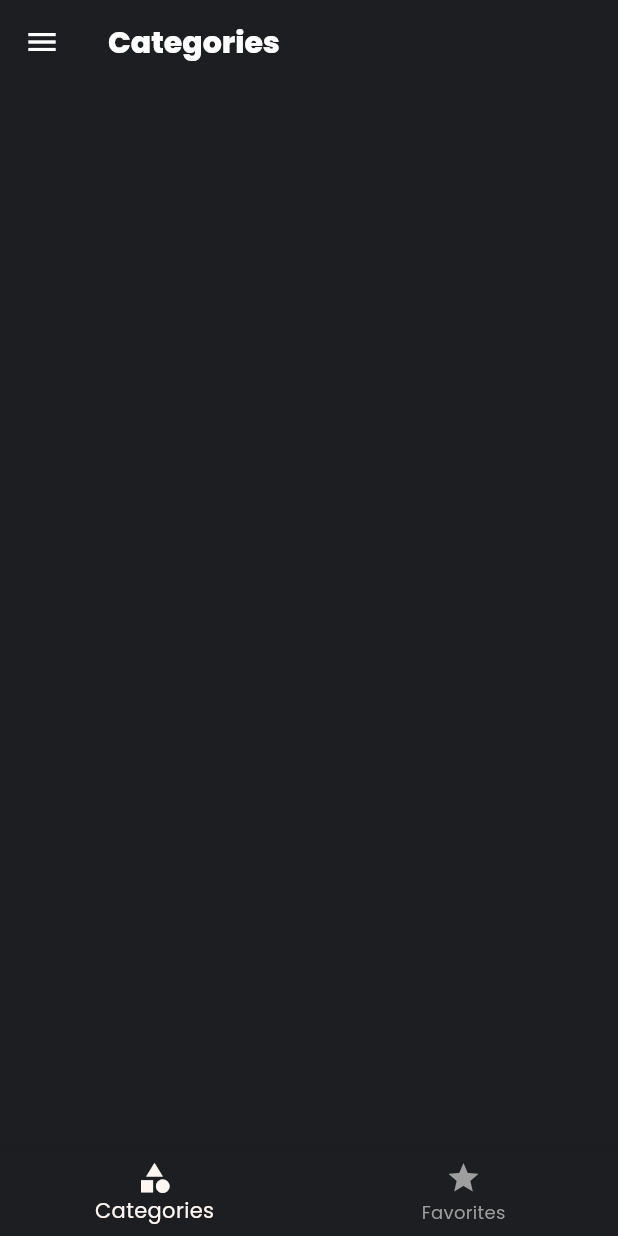
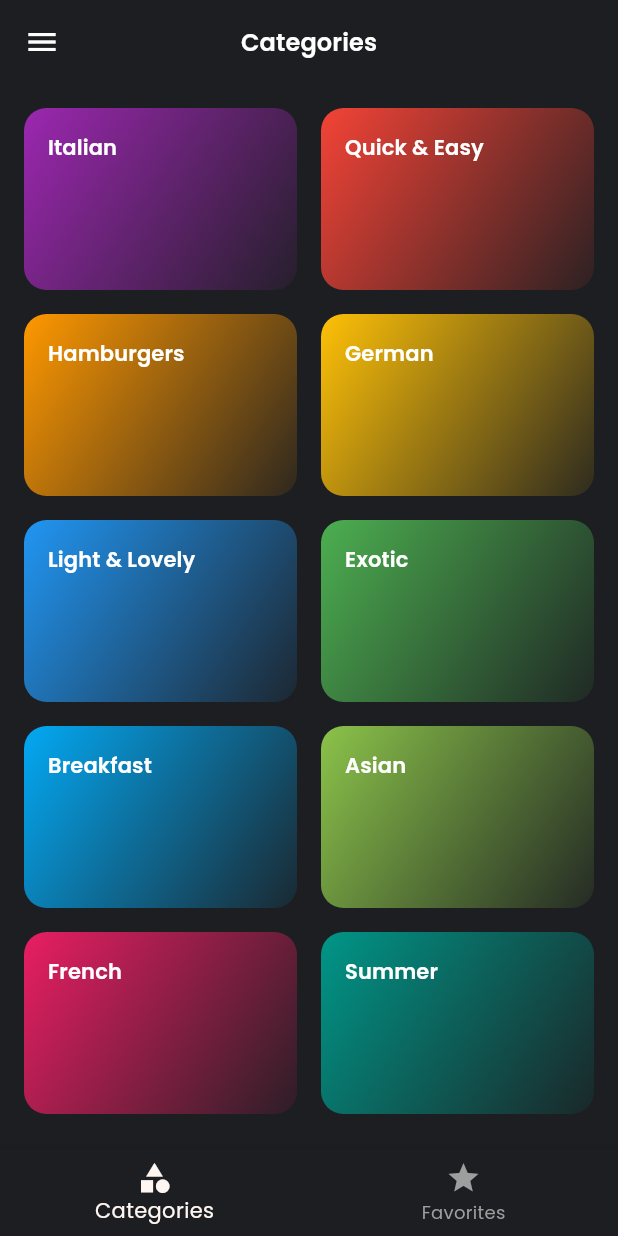
Before and after one commit to Catherine1003/meal_app, a Flutter app: the screen it shows after launch, on a phone screen of 412 x 824 dp. Run offline on Flutter 3.47's test engine with Material 3 defaults, Android fonts, the light colour scheme and no system bars; our stand-ins replace cached_network_image, google_fonts.

Commit message:
feat: Added category page and meal list

```diff
--- a/lib/core/app_styles/app_styles.dart
+++ b/lib/core/app_styles/app_styles.dart
@@ -50,7 +50,7 @@ class AppStyles {
   static TextStyle labelMedium(
       {Color? color, double? size, FontWeight? weight}) =>
       GoogleFonts.poppins(
-        fontSize: size ?? 9,
+        fontSize: size ?? 11,
         fontWeight: weight ?? FontWeight.w500,
         color: color ?? AppColors.whiteColor,
         letterSpacing: 0.5,
@@ -59,7 +59,7 @@ class AppStyles {
   static TextStyle labelLarge(
       {Color? color, double? size, FontWeight? weight}) =>
       GoogleFonts.poppins(
-        fontSize: size ?? 12,
+        fontSize: size ?? 14,
         fontWeight: weight ?? FontWeight.w600,
         color: color ?? AppColors.colorGreyWhite,
         letterSpacing: 0.1,
--- /dev/null
+++ b/lib/core/models/category.dart
@@ -0,0 +1,13 @@
+import 'dart:ui';
+
+class Category {
+  final String id;
+  final String title;
+  final Color color;
+
+  const Category({
+    required this.id,
+    required this.title,
+    required this.color,
+  });
+}
--- /dev/null
+++ b/lib/core/models/json_data.dart
@@ -0,0 +1,261 @@
+import 'package:flutter/material.dart';
+import '../models/category.dart';
+import 'meal_model.dart';
+
+Color _parseColor(String colorName) {
+  switch (colorName) {
+    case 'purple':
+      return Colors.purple;
+    case 'red':
+      return Colors.red;
+    case 'orange':
+      return Colors.orange;
+    case 'amber':
+      return Colors.amber;
+    case 'blue':
+      return Colors.blue;
+    case 'green':
+      return Colors.green;
+    case 'lightBlue':
+      return Colors.lightBlue;
+    case 'lightGreen':
+      return Colors.lightGreen;
+    case 'pink':
+      return Colors.pink;
+    case 'teal':
+      return Colors.teal;
+    default:
+      return Colors.grey;
+  }
+}
+
+class JsonData {
+  static const Map<String, dynamic> _jsonData = {
+    "availableCategories": [
+      {"id": "c1", "title": "Italian", "color": "purple"},
+      {"id": "c2", "title": "Quick & Easy", "color": "red"},
+      {"id": "c3", "title": "Hamburgers", "color": "orange"},
+      {"id": "c4", "title": "German", "color": "amber"},
+      {"id": "c5", "title": "Light & Lovely", "color": "blue"},
+      {"id": "c6", "title": "Exotic", "color": "green"},
+      {"id": "c7", "title": "Breakfast", "color": "lightBlue"},
+      {"id": "c8", "title": "Asian", "color": "lightGreen"},
+      {"id": "c9", "title": "French", "color": "pink"},
+      {"id": "c10", "title": "Summer", "color": "teal"}
+    ],
+    "dummyMeals": [
+      {
+        "id": "m1",
+        "categories": ["c1", "c2"],
+        "title": "Spaghetti with Tomato Sauce",
+        "affordability": "affordable",
+        "complexity": "simple",
+        "imageUrl": "https://upload.wikimedia.org/wikipedia/commons/thumb/2/20/Spaghetti_Bolognese_mit_Parmesan_oder_Grana_Padano.jpg/800px-Spaghetti_Bolognese_mit_Parmesan_oder_Grana_Padano.jpg",
+        "duration": 20,
+        "ingredients": [
+          "4 Tomatoes", "1 Tablespoon of Olive Oil", "1 Onion",
+          "250g Spaghetti", "Spices", "Cheese (optional)"
+        ],
+        "steps": [
+          "Cut the tomatoes and the onion into small pieces.", "Boil some water - add salt to it once it boils.", "Put the spaghetti into the boiling water - they should be done in about 10 to 12 minutes.", "In the meantime, heat up some olive oil and add the cut onion.", "After 2 minutes, add the tomato pieces, salt, pepper and your other spices.", "The sauce will be done once the spaghetti are.", "Feel free to add some cheese on top of the finished dish."
+        ],
+        "isGlutenFree": false, "isVegan": true, "isVegetarian": true, "isLactoseFree": true
+      },
+      // ... (rest of the dummyMeals data)
+      {
+        "id": "m2",
+        "categories": ["c2"],
+        "title": "Toast Hawaii",
+        "affordability": "affordable",
+        "complexity": "simple",
+        "imageUrl": "https://cdn.pixabay.com/photo/2018/07/11/21/51/toast-3532016_1280.jpg",
+        "duration": 10,
+        "ingredients": [
+          "1 Slice White Bread",
+          "1 Slice Ham",
+          "1 Slice Pineapple",
+          "1-2 Slices of Cheese",
+          "Butter"
+        ],
+        "steps": [
+          "Butter one side of the white bread",
+          "Layer ham, the pineapple and cheese on the white bread",
+          "Bake the toast for round about 10 minutes in the oven at 200°C"
+        ],
+        "isGlutenFree": false,
+        "isVegan": false,
+        "isVegetarian": false,
+        "isLactoseFree": false
+      },
+      {
+        "id": "m3",
+        "categories": ["c2", "c3"],
+        "title": "Classic Hamburger",
+        "affordability": "pricey",
+        "complexity": "simple",
+        "imageUrl": "https://cdn.pixabay.com/photo/2014/10/23/18/05/burger-500054_1280.jpg",
+        "duration": 45,
+        "ingredients": [
+          "300g Cattle Hack",
+          "1 Tomato",
+          "1 Cucumber",
+          "1 Onion",
+          "Ketchup",
+          "2 Burger Buns"
+        ],
+        "steps": [
+          "Form 2 patties",
+          "Fry the patties for c. 4 minutes on each side",
+          "Quickly fry the buns for c. 1 minute on each side",
+          "Brush buns with ketchup",
+          "Serve burger with tomato, cucumber and onion"
+        ],
+        "isGlutenFree": false,
+        "isVegan": false,
+        "isVegetarian": false,
+        "isLactoseFree": true
+      },
+      {
+        "id": "m4",
+        "categories": ["c4"],
+        "title": "Wiener Schnitzel",
+        "affordability": "luxurious",
+        "complexity": "challenging",
+        "imageUrl": "https://cdn.pixabay.com/photo/2018/03/31/19/29/schnitzel-3279045_1280.jpg",
+        "duration": 60,
+        "ingredients": [
+          "8 Veal Cutlets",
+          "4 Eggs",
+          "200g Bread Crumbs",
+          "100g Flour",
+          "300ml Butter",
+          "100g Vegetable Oil",
+          "Salt",
+          "Lemon Slices"
+        ],
+        "steps": [
+          "Tenderize the veal to about 2–4mm, and salt on both sides.",
+          "On a flat plate, stir the eggs briefly with a fork.",
+          "Lightly coat the cutlets in flour then dip into the egg, and finally, coat in breadcrumbs.",
+          "Heat the butter and oil in a large pan (allow the fat to get very hot) and fry the schnitzels until golden brown on both sides.",
+          "Make sure to toss the pan regularly so that the schnitzels are surrounded by oil and the crumbing becomes ‘fluffy’.",
+          "Remove, and drain on kitchen paper. Fry the parsley in the remaining oil and drain.",
+          "Place the schnitzels on a warmed plate and serve garnished with parsley and slices of lemon."
+        ],
+        "isGlutenFree": false,
+        "isVegan": false,
+        "isVegetarian": false,
+        "isLactoseFree": false
+      },
+      {
+        "id": "m5",
+        "categories": ["c2", "c5", "c10"],
+        "title": "Salad with Smoked Salmon",
+        "affordability": "luxurious",
+        "complexity": "simple",
+        "imageUrl": "https://cdn.pixabay.com/photo/2016/10/25/13/29/smoked-salmon-salad-1768890_1280.jpg",
+        "duration": 15,
+        "ingredients": [
+          "Arugula", "Lamb's Lettuce", "Parsley", "Fennel",
+          "200g Smoked Salmon", "Mustard", "Balsamic Vinegar",
+          "Olive Oil", "Salt and Pepper"
+        ],
+        "steps": [
+          "Wash and cut salad and herbs",
+          "Dice the salmon",
+          "Process mustard, vinegar and olive oil into a dressing",
+          "Prepare the salad",
+          "Add salmon cubes and dressing"
+        ],
+        "isGlutenFree": true, "isVegan": false, "isVegetarian": true, "isLactoseFree": true
+      },
+      {
+        "id": "m6",
+        "categories": ["c6", "c10"],
+        "title": "Delicious Orange Mousse",
+        "affordability": "affordable",
+        "complexity": "hard",
+        "imageUrl": "https://cdn.pixabay.com/photo/2017/05/01/05/18/pastry-2274750_1280.jpg",
+        "duration": 240,
+        "ingredients": [
+          "4 Sheets of Gelatine", "150ml Orange Juice", "80g Sugar",
+          "300g Yoghurt", "200g Cream", "Orange Peel"
+        ],
+        "steps": [
+          "Dissolve gelatine in pot", "Add orange juice and sugar", "Take pot off the stove",
+          "Add 2 tablespoons of yoghurt", "Stir gelatin under remaining yoghurt",
+          "Cool everything down in the refrigerator", "Whip the cream and lift it under the orange mass",
+          "Cool down again for at least 4 hours", "Serve with orange peel"
+        ],
+        "isGlutenFree": true, "isVegan": false, "isVegetarian": true, "isLactoseFree": false
+      },
+      {
+        "id": "m7",
+        "categories": ["c7"],
+        "title": "Pancakes",
+        "affordability": "affordable",
+        "complexity": "simple",
+        "imageUrl": "https://cdn.pixabay.com/photo/2018/07/10/21/23/pancake-3529653_1280.jpg",
+        "duration": 20,
+        "ingredients": [
+          "1 Cup of Flour", "1 Cup of Milk", "2 Eggs", "1 Tsp of Baking Powder",
+          "1 Tsp of Sugar", "Butter for frying"
+        ],
+        "steps": [
+          "Mix all ingredients in a bowl", "Heat butter in a frying pan",
+          "Pour a small amount of dough into the pan", "Cook until bubbles appear, then flip and cook the other side",
+          "Repeat with the remaining dough"
+        ],
+        "isGlutenFree": false, "isVegan": false, "isVegetarian": true, "isLactoseFree": false
+      },
+      {
+        "id": "m8",
+        "categories": ["c8"],
+        "title": "Sushi",
+        "affordability": "expensive",
+        "complexity": "challenging",
+        "imageUrl": "https://cdn.pixabay.com/photo/2016/05/12/19/31/sushi-1384828_1280.jpg",
+        "duration": 80,
+        "ingredients": [
+          "500g Rice", "800ml Water", "3 Sheets Nori", "500g Salmon",
+          "1 Avocado", "Soy Sauce", "Wasabi", "Pickled Ginger"
+        ],
+        "steps": [
+          "Rinse rice under cold water and boil with water", "Let the rice cool and season with vinegar",
+          "Slice salmon and avocado", "Lay out nori on bamboo mat, spread rice, add salmon and avocado, roll tightly",
+          "Cut rolls into pieces and serve with soy sauce, wasabi, and pickled ginger"
+        ],
+        "isGlutenFree": true, "isVegan": false, "isVegetarian": false, "isLactoseFree": true
+      }
+    ]
+  };
+
+  static final List<Category> categories =
+  _jsonData['availableCategories']
+      .map<Category>((data) => Category(
+    id: data['id'],
+    title: data['title'],
+    color: _parseColor(data['color']),
+  ))
+      .toList();
+
+  static final List<Meal> mealList = _jsonData['dummyMeals']
+      .map<Meal>((data) => Meal(
+    id: data['id'],
+    categories: List<String>.from(data['categories']),
+    title: data['title'],
+    affordability: Affordability.values.firstWhere(
+            (e) => e.toString().split('.').last == data['affordability']),
+    complexity: Complexity.values.firstWhere(
+            (e) => e.toString().split('.').last == data['complexity']),
+    imageUrl: data['imageUrl'],
+    duration: data['duration'],
+    ingredients: List<String>.from(data['ingredients']),
+    steps: List<String>.from(data['steps']),
+    isGlutenFree: data['isGlutenFree'],
+    isVegan: data['isVegan'],
+    isVegetarian: data['isVegetarian'],
+    isLactoseFree: data['isLactoseFree'],
+  ))
+      .toList();
+}
--- /dev/null
+++ b/lib/core/models/meal_model.dart
@@ -0,0 +1,84 @@
+class Meal {
+  final String id;
+  final List<String> categories;
+  final String title;
+  final Affordability affordability;
+  final Complexity complexity;
+  final String imageUrl;
+  final int duration;
+  final List<String> ingredients;
+  final List<String> steps;
+  final bool isGlutenFree;
+  final bool isVegan;
+  final bool isVegetarian;
+  final bool isLactoseFree;
+
+  const Meal({
+    required this.id,
+    required this.categories,
+    required this.title,
+    required this.affordability,
+    required this.complexity,
+    required this.imageUrl,
+    required this.duration,
+    required this.ingredients,
+    required this.steps,
+    required this.isGlutenFree,
+    required this.isVegan,
+    required this.isVegetarian,
+    required this.isLactoseFree,
+  });
+
+  factory Meal.fromJson(Map<String, dynamic> json) {
+    return Meal(
+      id: json['id'] as String,
+      categories: List<String>.from(json['categories'] as List),
+      title: json['title'] as String,
+      affordability: Affordability.values.firstWhere(
+            (e) => e.toString().split('.').last == json['affordability'],
+      ),
+      complexity: Complexity.values.firstWhere(
+            (e) => e.toString().split('.').last == json['complexity'],
+      ),
+      imageUrl: json['imageUrl'] as String,
+      duration: json['duration'] as int,
+      ingredients: List<String>.from(json['ingredients'] as List),
+      steps: List<String>.from(json['steps'] as List),
+      isGlutenFree: json['isGlutenFree'] as bool,
+      isVegan: json['isVegan'] as bool,
+      isVegetarian: json['isVegetarian'] as bool,
+      isLactoseFree: json['isLactoseFree'] as bool,
+    );
+  }
+
+  Map<String, dynamic> toJson() {
+    return {
+      'id': id,
+      'categories': categories,
+      'title': title,
+      'affordability': affordability.toString().split('.').last,
+      'complexity': complexity.toString().split('.').last,
+      'imageUrl': imageUrl,
+      'duration': duration,
+      'ingredients': ingredients,
+      'steps': steps,
+      'isGlutenFree': isGlutenFree,
+      'isVegan': isVegan,
+      'isVegetarian': isVegetarian,
+      'isLactoseFree': isLactoseFree,
+    };
+  }
+}
+
+enum Complexity {
+  simple,
+  challenging,
+  hard,
+}
+
+enum Affordability {
+  affordable,
+  pricey,
+  luxurious,
+  expensive,
+}
--- a/lib/main.dart
+++ b/lib/main.dart
@@ -26,9 +26,11 @@ class MyApp extends StatelessWidget {
         brightness: Brightness.dark,
         scaffoldBackgroundColor: AppColors.blackColor,
         appBarTheme: AppBarTheme(
+          centerTitle: true,
           backgroundColor: AppColors.blackColor,
           elevation: 0,
-          titleTextStyle: AppStyles.titleLarge(color: AppColors.whiteColor),
+          titleTextStyle: AppStyles.labelLarge(color: AppColors.whiteColor,
+          size: 16),
           iconTheme: IconThemeData(color: AppColors.whiteColor),
         ),
         textTheme: GoogleFonts.poppinsTextTheme(ThemeData.dark().textTheme),
--- /dev/null
+++ b/lib/pages/categories_page.dart
@@ -0,0 +1,73 @@
+import 'package:flutter/material.dart';
+import 'package:meal_app/core/extensions/navigation_extension.dart';
+import 'package:meal_app/core/models/json_data.dart';
+import 'package:meal_app/pages/meal_list_page.dart';
+
+import '../core/app_styles/app_colors.dart';
+import '../core/app_styles/app_styles.dart';
+import 'app_drawer.dart';
+
+class CategoriesPage extends StatelessWidget {
+  const CategoriesPage({super.key});
+
+  @override
+  Widget build(BuildContext context) {
+    return Scaffold(
+      appBar: AppBar(
+        title: Text('Categories'),
+        leading: Builder(
+          builder: (context) => IconButton(
+            icon: const Icon(Icons.menu),
+            onPressed: () => Scaffold.of(context).openDrawer(),
+          ),
+        ),
+      ),
+      drawer: AppDrawer(),
+      body: GridView.builder(
+        padding: const EdgeInsets.all(16.0),
+        itemCount: JsonData.categories.length,
+        gridDelegate: const SliverGridDelegateWithFixedCrossAxisCount(
+          crossAxisCount: 2,
+          crossAxisSpacing: 16.0,
+          mainAxisSpacing: 16.0,
+          childAspectRatio: 3 / 2,
+        ),
+        itemBuilder: (context, index) {
+          final category = JsonData.categories[index];
+          return InkWell(
+            onTap: () {
+              context.push(MealListPage(selectedCategory: category));
+            },
+            splashColor: Theme.of(context).primaryColor,
+            borderRadius: BorderRadius.circular(15),
+            child: Container(
+              padding: const EdgeInsets.all(16),
+              decoration: BoxDecoration(
+                gradient: LinearGradient(
+                  colors: [
+                    category.color,
+                    category.color.withAlpha(20),
+                  ],
+                  begin: Alignment.topLeft,
+                  end: Alignment.bottomRight,
+                ),
+                borderRadius: BorderRadius.circular(15),
+              ),
+              child: Column(
+                mainAxisSize: MainAxisSize.min,
+                mainAxisAlignment: MainAxisAlignment.start,
+                  crossAxisAlignment: CrossAxisAlignment.start,
+                children: [
+                  Text(
+                    category.title,
+                    style: AppStyles.labelLarge(color: AppColors.whiteColor),
+                  ),
+                ],
+              ),
+            ),
+          );
+        },
+      ),
+    );
+  }
+}
--- a/lib/pages/home_page.dart
+++ b/lib/pages/home_page.dart
@@ -1,8 +1,6 @@
 import 'package:flutter/material.dart';
-
 import '../core/app_styles/app_colors.dart';
-import '../core/app_styles/app_styles.dart';
-import 'app_drawer.dart';
+import 'categories_page.dart';
 
 class HomePage extends StatefulWidget {
   const HomePage({super.key});
@@ -21,26 +19,13 @@ class _HomePageState extends State<HomePage> {
   }
 
   static final List<Widget> _widgetOptions = <Widget>[
-    Container(),
+    CategoriesPage(),
     Container(),
   ];
 
   @override
   Widget build(BuildContext context) {
     return Scaffold(
-      appBar: AppBar(
-        title: Text(
-          'Categories',
-          style: AppStyles.titleLarge(),
-        ),
-        leading: Builder(
-          builder: (context) => IconButton(
-            icon: const Icon(Icons.menu),
-            onPressed: () => Scaffold.of(context).openDrawer(),
-          ),
-        ),
-      ),
-      drawer: AppDrawer(),
       body: _widgetOptions.elementAt(_selectedIndex),
       bottomNavigationBar: BottomNavigationBar(
         items: const <BottomNavigationBarItem>[
```
Also changed, not shown: lib/core/common_widgets/custom_network_image.dart (+8 -2 lines), lib/pages/meal_list_page.dart (added, +159 -0 lines). Lines whose indentation alone changed are shown as unchanged.
